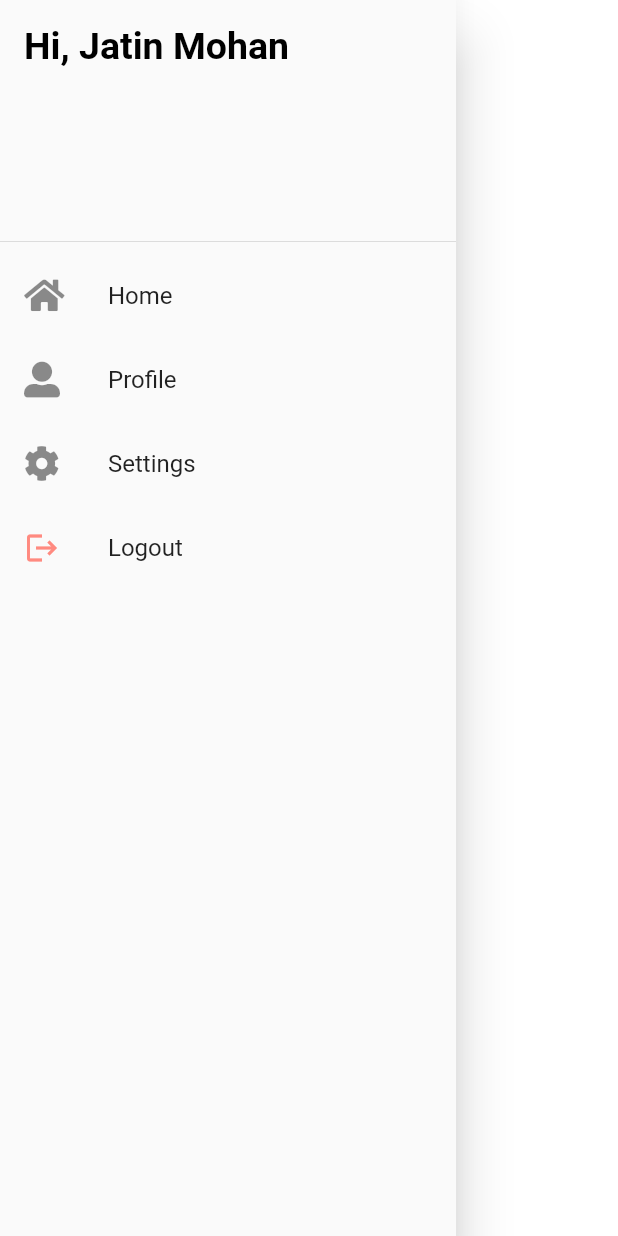
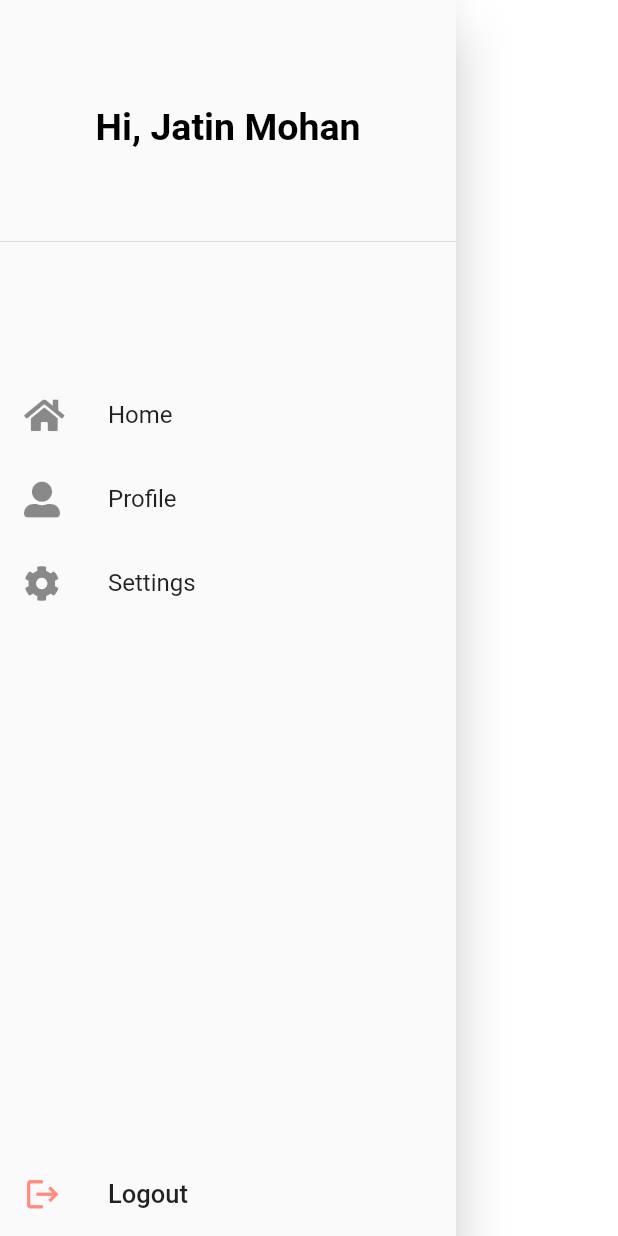
Before and after one commit to Zatinmohan/movietime, a Flutter app: the NavBar widget shown alone on an empty page, opened directly, on a phone screen of 412 x 824 dp. Run offline on Flutter 3.47's test engine with Material 2 defaults, Android fonts, the phone set to English and light mode, and no system bars; our stand-ins replace auto_size_text, cloud_firestore, firebase_auth, firebase_core, font_awesome_flutter, google_fonts and 2 more; missing offline and left inert: optimized_cached_image; accounts and stored records are empty; network calls fail.

```diff
--- a/lib/widgets/misc/navbar.dart
+++ b/lib/widgets/misc/navbar.dart
@@ -10,8 +10,10 @@ class NavBar extends StatelessWidget {
   @override
   Widget build(BuildContext context) {
     return Drawer(
-      child: ListView(children: [
+      child: Center(
+        child: Column(children: [
           DrawerHeader(
+            child: Center(
               child: Text(
                 'Hi, Jatin Mohan',
                 style: TextStyle(
@@ -21,6 +23,13 @@ class NavBar extends StatelessWidget {
                 ),
               ),
             ),
+          ),
+          Expanded(
+            child: Align(
+              alignment: Alignment.center,
+              child: Column(
+                mainAxisAlignment: MainAxisAlignment.center,
+                children: [
                   ListTile(
                     leading: Icon(FontAwesomeIcons.home),
                     title: Text('Home'),
@@ -30,24 +39,38 @@ class NavBar extends StatelessWidget {
                     leading: Icon(FontAwesomeIcons.userAlt),
                     title: Text('Profile'),
                     onTap: () {
-            Navigator.push(
-                context, MaterialPageRoute(builder: (_) => Profile()));
+                      Navigator.push(context,
+                          MaterialPageRoute(builder: (_) => Profile()));
                     },
                   ),
                   ListTile(
                     leading: Icon(FontAwesomeIcons.cog),
                     title: Text('Settings'),
                     onTap: () {
-            Navigator.push(
-                context, MaterialPageRoute(builder: (_) => Settings()));
+                      Navigator.push(context,
+                          MaterialPageRoute(builder: (_) => Settings()));
                     },
                   ),
-        ListTile(
+                ],
+              ),
+            ),
+          ),
+          Expanded(
+            child: Align(
+              alignment: Alignment.bottomLeft,
+              child: ListTile(
                 leading: Icon(
                   Icons.logout,
+                  size: 25.0,
                   color: Colors.redAccent[100],
                 ),
-          title: Text('Logout'),
+                title: Text(
+                  'Logout',
+                  style: TextStyle(
+                    fontWeight: FontWeight.w500,
+                    fontSize: 17.0,
+                  ),
+                ),
                 onTap: () {
                   context
                       .read<AuthenticationServices>()
@@ -57,8 +80,11 @@ class NavBar extends StatelessWidget {
                             MaterialPageRoute(builder: (_) => LoginPage()),
                           ));
                 },
+              ),
+            ),
           )
         ]),
+      ),
     );
   }
 }
```
Also changed, not shown: lib/firebase/authentication.dart (+16 -0 lines), lib/widgets/misc/profile.dart (+10 -1 lines). Lines whose indentation alone changed are shown as unchanged.
